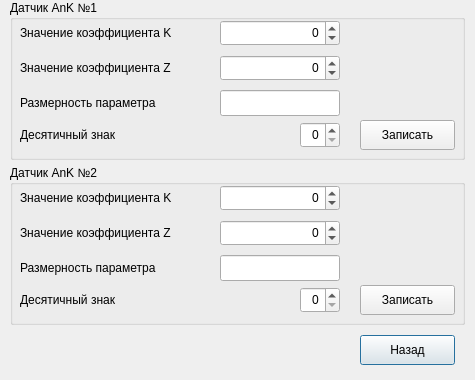
Qt form CE35DConfig/CE35DConfig/vcrs485_config.ui (ifedotov1984/projects) before a commit.
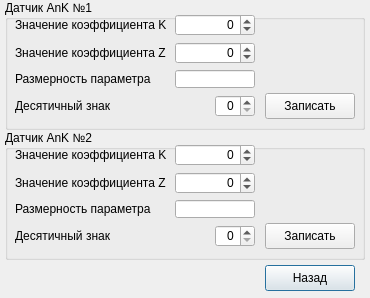
The same form after that commit.

Patch:
```diff
--- a/CE35DConfig/CE35DConfig/vcrs485_config.ui
+++ b/CE35DConfig/CE35DConfig/vcrs485_config.ui
@@ -6,22 +6,46 @@
    <rect>
     <x>0</x>
     <y>0</y>
-    <width>475</width>
-    <height>380</height>
+    <width>370</width>
+    <height>298</height>
    </rect>
   </property>
+  <property name="sizePolicy">
+   <sizepolicy hsizetype="Fixed" vsizetype="Fixed">
+    <horstretch>0</horstretch>
+    <verstretch>0</verstretch>
+   </sizepolicy>
+  </property>
+  <property name="minimumSize">
+   <size>
+    <width>370</width>
+    <height>298</height>
+   </size>
+  </property>
+  <property name="maximumSize">
+   <size>
+    <width>370</width>
+    <height>298</height>
+   </size>
+  </property>
   <property name="windowTitle">
    <string>Конфигурация датчика напряжения</string>
   </property>
   <widget class="QPushButton" name="Cancel">
    <property name="geometry">
     <rect>
-     <x>360</x>
-     <y>335</y>
-     <width>95</width>
-     <height>30</height>
+     <x>265</x>
+     <y>265</y>
+     <width>90</width>
+     <height>26</height>
     </rect>
    </property>
+   <property name="sizePolicy">
+    <sizepolicy hsizetype="Fixed" vsizetype="Fixed">
+     <horstretch>0</horstretch>
+     <verstretch>0</verstretch>
+    </sizepolicy>
+   </property>
    <property name="text">
     <string>Назад</string>
    </property>
@@ -29,12 +53,18 @@
   <widget class="QGroupBox" name="groupBox">
    <property name="geometry">
     <rect>
-     <x>10</x>
+     <x>5</x>
      <y>0</y>
-     <width>455</width>
-     <height>160</height>
+     <width>360</width>
+     <height>130</height>
     </rect>
    </property>
+   <property name="sizePolicy">
+    <sizepolicy hsizetype="Fixed" vsizetype="Fixed">
+     <horstretch>0</horstretch>
+     <verstretch>0</verstretch>
+    </sizepolicy>
+   </property>
    <property name="title">
     <string>Датчик AnK №1</string>
    </property>
@@ -42,15 +72,16 @@
     <property name="geometry">
      <rect>
       <x>10</x>
-      <y>20</y>
-      <width>191</width>
-      <height>25</height>
+      <y>14</y>
+      <width>161</width>
+      <height>22</height>
      </rect>
     </property>
-    <property name="font">
-     <font>
-      <pointsize>9</pointsize>
-     </font>
+    <property name="sizePolicy">
+     <sizepolicy hsizetype="Fixed" vsizetype="Fixed">
+      <horstretch>0</horstretch>
+      <verstretch>0</verstretch>
+     </sizepolicy>
     </property>
     <property name="text">
      <string>Значение коэффициента K</string>
@@ -59,16 +90,17 @@
    <widget class="QSpinBox" name="koeff_K">
     <property name="geometry">
      <rect>
-      <x>210</x>
-      <y>20</y>
-      <width>120</width>
-      <height>26</height>
+      <x>170</x>
+      <y>14</y>
+      <width>80</width>
+      <height>22</height>
      </rect>
     </property>
-    <property name="font">
-     <font>
-      <pointsize>9</pointsize>
-     </font>
+    <property name="sizePolicy">
+     <sizepolicy hsizetype="Fixed" vsizetype="Fixed">
+      <horstretch>0</horstretch>
+      <verstretch>0</verstretch>
+     </sizepolicy>
     </property>
     <property name="alignment">
      <set>Qt::AlignRight|Qt::AlignTrailing|Qt::AlignVCenter</set>
@@ -86,16 +118,17 @@
    <widget class="QSpinBox" name="koeff_Z">
     <property name="geometry">
      <rect>
-      <x>210</x>
-      <y>55</y>
-      <width>120</width>
-      <height>26</height>
+      <x>170</x>
+      <y>42</y>
+      <width>80</width>
+      <height>22</height>
      </rect>
     </property>
-    <property name="font">
-     <font>
-      <pointsize>9</pointsize>
-     </font>
+    <property name="sizePolicy">
+     <sizepolicy hsizetype="Fixed" vsizetype="Fixed">
+      <horstretch>0</horstretch>
+      <verstretch>0</verstretch>
+     </sizepolicy>
     </property>
     <property name="alignment">
      <set>Qt::AlignRight|Qt::AlignTrailing|Qt::AlignVCenter</set>
@@ -114,15 +147,16 @@
     <property name="geometry">
      <rect>
       <x>10</x>
-      <y>55</y>
-      <width>191</width>
-      <height>25</height>
+      <y>42</y>
+      <width>161</width>
+      <height>22</height>
      </rect>
     </property>
-    <property name="font">
-     <font>
-      <pointsize>9</pointsize>
-     </font>
+    <property name="sizePolicy">
+     <sizepolicy hsizetype="Fixed" vsizetype="Fixed">
+      <horstretch>0</horstretch>
+      <verstretch>0</verstretch>
+     </sizepolicy>
     </property>
     <property name="text">
      <string>Значение коэффициента Z</string>
@@ -132,15 +166,16 @@
     <property name="geometry">
      <rect>
       <x>10</x>
-      <y>90</y>
-      <width>191</width>
-      <height>25</height>
+      <y>70</y>
+      <width>151</width>
+      <height>18</height>
      </rect>
     </property>
-    <property name="font">
-     <font>
-      <pointsize>9</pointsize>
-     </font>
+    <property name="sizePolicy">
+     <sizepolicy hsizetype="Fixed" vsizetype="Fixed">
+      <horstretch>0</horstretch>
+      <verstretch>0</verstretch>
+     </sizepolicy>
     </property>
     <property name="text">
      <string>Размерность параметра</string>
@@ -149,12 +184,18 @@
    <widget class="QLineEdit" name="dim">
     <property name="geometry">
      <rect>
-      <x>210</x>
-      <y>90</y>
-      <width>120</width>
-      <height>26</height>
+      <x>170</x>
+      <y>70</y>
+      <width>80</width>
+      <height>18</height>
      </rect>
     </property>
+    <property name="sizePolicy">
+     <sizepolicy hsizetype="Fixed" vsizetype="Fixed">
+      <horstretch>0</horstretch>
+      <verstretch>0</verstretch>
+     </sizepolicy>
+    </property>
     <property name="maxLength">
      <number>10</number>
     </property>
@@ -163,15 +204,16 @@
     <property name="geometry">
      <rect>
       <x>10</x>
-      <y>122</y>
-      <width>191</width>
-      <height>25</height>
+      <y>95</y>
+      <width>151</width>
+      <height>22</height>
      </rect>
     </property>
-    <property name="font">
-     <font>
-      <pointsize>9</pointsize>
-     </font>
+    <property name="sizePolicy">
+     <sizepolicy hsizetype="Fixed" vsizetype="Fixed">
+      <horstretch>0</horstretch>
+      <verstretch>0</verstretch>
+     </sizepolicy>
     </property>
     <property name="text">
      <string>Десятичный знак</string>
@@ -180,12 +222,18 @@
    <widget class="QSpinBox" name="dec">
     <property name="geometry">
      <rect>
-      <x>290</x>
-      <y>122</y>
+      <x>210</x>
+      <y>95</y>
       <width>40</width>
-      <height>26</height>
+      <height>22</height>
      </rect>
     </property>
+    <property name="sizePolicy">
+     <sizepolicy hsizetype="Fixed" vsizetype="Fixed">
+      <horstretch>0</horstretch>
+      <verstretch>0</verstretch>
+     </sizepolicy>
+    </property>
     <property name="alignment">
      <set>Qt::AlignRight|Qt::AlignTrailing|Qt::AlignVCenter</set>
     </property>
@@ -196,12 +244,18 @@
    <widget class="QPushButton" name="dWrite">
     <property name="geometry">
      <rect>
-      <x>350</x>
-      <y>120</y>
-      <width>95</width>
-      <height>30</height>
+      <x>260</x>
+      <y>93</y>
+      <width>90</width>
+      <height>26</height>
      </rect>
     </property>
+    <property name="sizePolicy">
+     <sizepolicy hsizetype="Fixed" vsizetype="Fixed">
+      <horstretch>0</horstretch>
+      <verstretch>0</verstretch>
+     </sizepolicy>
+    </property>
     <property name="text">
      <string>Записать</string>
     </property>
@@ -210,12 +264,18 @@
   <widget class="QGroupBox" name="groupBox_2">
    <property name="geometry">
     <rect>
-     <x>10</x>
-     <y>165</y>
-     <width>455</width>
-     <height>160</height>
+     <x>5</x>
+     <y>130</y>
+     <width>360</width>
+     <height>130</height>
     </rect>
    </property>
+   <property name="sizePolicy">
+    <sizepolicy hsizetype="Fixed" vsizetype="Fixed">
+     <horstretch>0</horstretch>
+     <verstretch>0</verstretch>
+    </sizepolicy>
+   </property>
    <property name="title">
     <string>Датчик AnK №2</string>
    </property>
@@ -223,15 +283,16 @@
     <property name="geometry">
      <rect>
       <x>10</x>
-      <y>20</y>
-      <width>191</width>
-      <height>25</height>
+      <y>14</y>
+      <width>160</width>
+      <height>22</height>
      </rect>
     </property>
-    <property name="font">
-     <font>
-      <pointsize>9</pointsize>
-     </font>
+    <property name="sizePolicy">
+     <sizepolicy hsizetype="Fixed" vsizetype="Fixed">
+      <horstretch>0</horstretch>
+      <verstretch>0</verstretch>
+     </sizepolicy>
     </property>
     <property name="text">
      <string>Значение коэффициента K</string>
@@ -240,16 +301,17 @@
    <widget class="QSpinBox" name="koeff_K_2">
     <property name="geometry">
      <rect>
-      <x>210</x>
-      <y>20</y>
-      <width>120</width>
-      <height>26</height>
+      <x>170</x>
+      <y>14</y>
+      <width>80</width>
+      <height>22</height>
      </rect>
     </property>
-    <property name="font">
-     <font>
-      <pointsize>9</pointsize>
-     </font>
+    <property name="sizePolicy">
+     <sizepolicy hsizetype="Fixed" vsizetype="Fixed">
+      <horstretch>0</horstretch>
+      <verstretch>0</verstretch>
+     </sizepolicy>
     </property>
     <property name="alignment">
      <set>Qt::AlignRight|Qt::AlignTrailing|Qt::AlignVCenter</set>
@@ -267,16 +329,17 @@
    <widget class="QSpinBox" name="koeff_Z_2">
     <property name="geometry">
      <rect>
-      <x>210</x>
-      <y>55</y>
-      <width>120</width>
-      <height>26</height>
+      <x>170</x>
+      <y>42</y>
+      <width>80</width>
+      <height>22</height>
      </rect>
     </property>
-    <property name="font">
-     <font>
-      <pointsize>9</pointsize>
-     </font>
+    <property name="sizePolicy">
+     <sizepolicy hsizetype="Fixed" vsizetype="Fixed">
+      <horstretch>0</horstretch>
+      <verstretch>0</verstretch>
+     </sizepolicy>
     </property>
     <property name="alignment">
      <set>Qt::AlignRight|Qt::AlignTrailing|Qt::AlignVCenter</set>
@@ -295,15 +358,16 @@
     <property name="geometry">
      <rect>
       <x>10</x>
-      <y>55</y>
-      <width>191</width>
-      <height>25</height>
+      <y>42</y>
+      <width>161</width>
+      <height>22</height>
      </rect>
     </property>
-    <property name="font">
-     <font>
-      <pointsize>9</pointsize>
-     </font>
+    <property name="sizePolicy">
+     <sizepolicy hsizetype="Fixed" vsizetype="Fixed">
+      <horstretch>0</horstretch>
+      <verstretch>0</verstretch>
+     </sizepolicy>
     </property>
     <property name="text">
      <string>Значение коэффициента Z</string>
@@ -313,15 +377,16 @@
     <property name="geometry">
      <rect>
       <x>10</x>
-      <y>90</y>
-      <width>191</width>
-      <height>25</height>
+      <y>70</y>
+      <width>151</width>
+      <height>18</height>
      </rect>
     </property>
-    <property name="font">
-     <font>
-      <pointsize>9</pointsize>
-     </font>
+    <property name="sizePolicy">
+     <sizepolicy hsizetype="Fixed" vsizetype="Fixed">
+      <horstretch>0</horstretch>
+      <verstretch>0</verstretch>
+     </sizepolicy>
     </property>
     <property name="text">
      <string>Размерность параметра</string>
@@ -330,12 +395,18 @@
    <widget class="QLineEdit" name="dim_2">
     <property name="geometry">
      <rect>
-      <x>210</x>
-      <y>90</y>
-      <width>120</width>
-      <height>26</height>
+      <x>170</x>
+      <y>70</y>
+      <width>80</width>
+      <height>18</height>
      </rect>
     </property>
+    <property name="sizePolicy">
+     <sizepolicy hsizetype="Fixed" vsizetype="Fixed">
+      <horstretch>0</horstretch>
+      <verstretch>0</verstretch>
+     </sizepolicy>
+    </property>
     <property name="maxLength">
      <number>10</number>
     </property>
@@ -344,15 +415,16 @@
     <property name="geometry">
      <rect>
       <x>10</x>
-      <y>122</y>
-      <width>191</width>
-      <height>25</height>
+      <y>95</y>
+      <width>150</width>
+      <height>22</height>
      </rect>
     </property>
-    <property name="font">
-     <font>
-      <pointsize>9</pointsize>
-     </font>
+    <property name="sizePolicy">
+     <sizepolicy hsizetype="Fixed" vsizetype="Fixed">
+      <horstretch>0</horstretch>
+      <verstretch>0</verstretch>
+     </sizepolicy>
     </property>
     <property name="text">
      <string>Десятичный знак</string>
@@ -361,12 +433,18 @@
    <widget class="QSpinBox" name="dec_2">
     <property name="geometry">
      <rect>
-      <x>290</x>
-      <y>122</y>
+      <x>210</x>
+      <y>95</y>
       <width>40</width>
-      <height>26</height>
+      <height>22</height>
      </rect>
     </property>
+    <property name="sizePolicy">
+     <sizepolicy hsizetype="Fixed" vsizetype="Fixed">
+      <horstretch>0</horstretch>
+      <verstretch>0</verstretch>
+     </sizepolicy>
+    </property>
     <property name="alignment">
      <set>Qt::AlignRight|Qt::AlignTrailing|Qt::AlignVCenter</set>
     </property>
@@ -377,12 +455,18 @@
    <widget class="QPushButton" name="dWrite_2">
     <property name="geometry">
      <rect>
-      <x>350</x>
-      <y>120</y>
-      <width>95</width>
-      <height>30</height>
+      <x>260</x>
+      <y>93</y>
+      <width>90</width>
+      <height>26</height>
      </rect>
     </property>
+    <property name="sizePolicy">
+     <sizepolicy hsizetype="Fixed" vsizetype="Fixed">
+      <horstretch>0</horstretch>
+      <verstretch>0</verstretch>
+     </sizepolicy>
+    </property>
     <property name="text">
      <string>Записать</string>
     </property>
```
Left out of the diff: 2 changed lines with no effect on the pictures.
